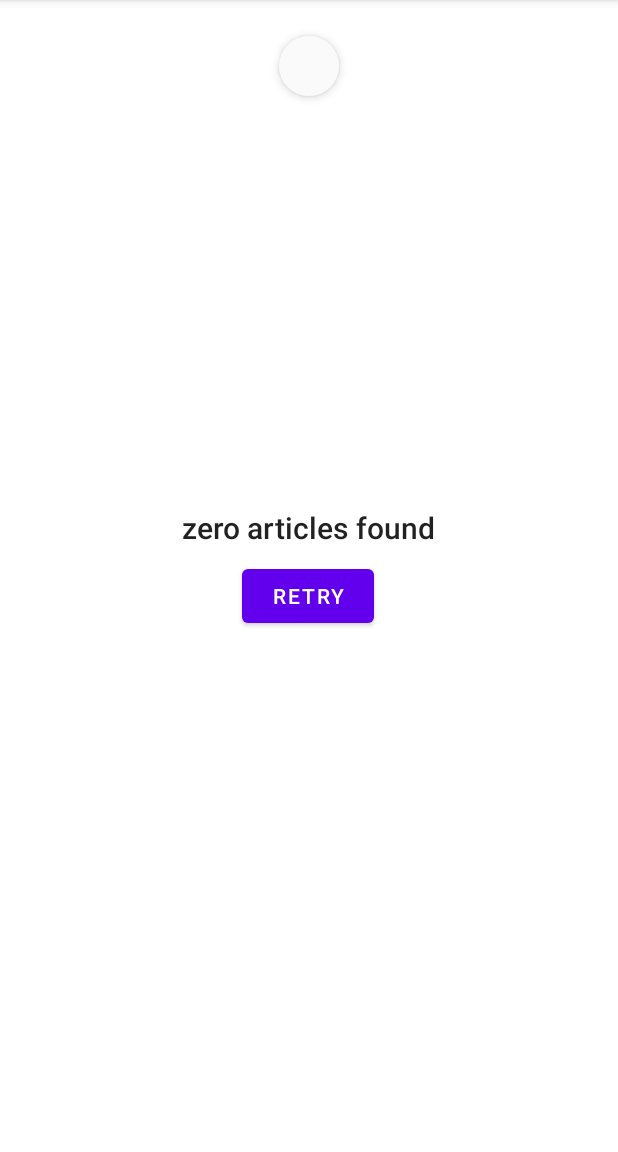
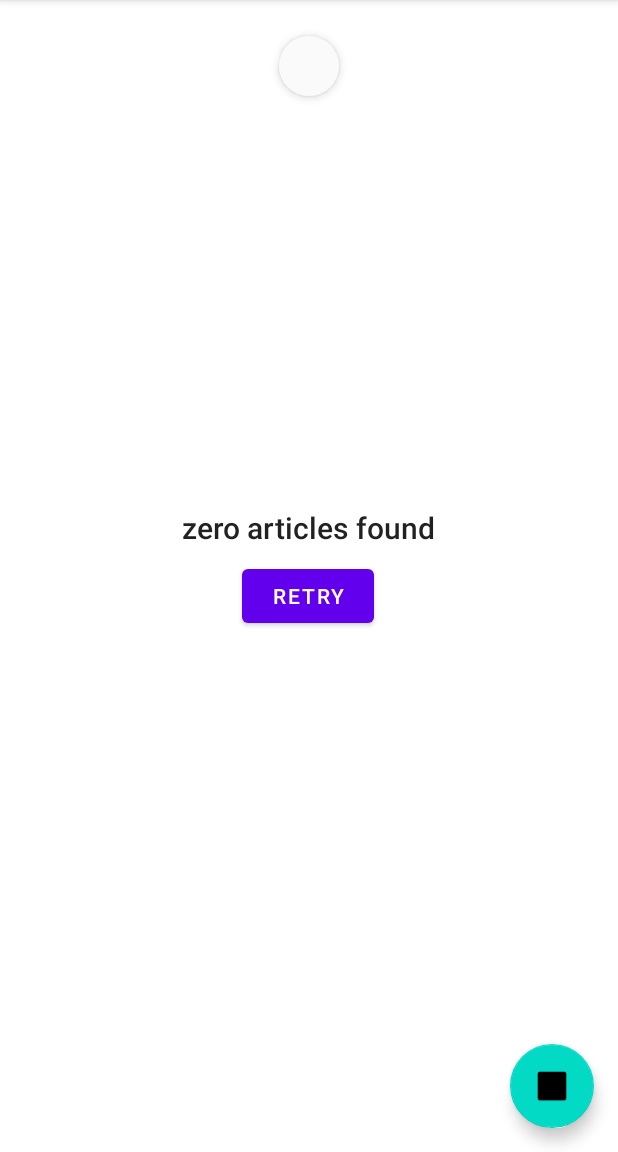
Before and after one commit to rami-lajmi/kotlin_training, an Android app: the screen it shows after launch (MainActivity), on a phone screen of 412 x 824 dp, the part 84-1236 px from its top. Run offline under Robolectric (Android 15) with nearby library versions, the phone set to English and light mode, and no system bars; our stand-ins replace Picasso, RxJava; libraries missing offline, so code that uses them is left out: com.jakewharton.retrofit2; pictures from the network do not load; 3 statements that could not run were skipped.

Commit message:
[UPDATE] : Floating button + AlertDialog

```diff
--- a/app/src/main/res/layout/activity_main.xml
+++ b/app/src/main/res/layout/activity_main.xml
@@ -46,4 +46,12 @@
             android:layout_margin="8dp"/>
     </LinearLayout>
 
+    <com.google.android.material.floatingactionbutton.FloatingActionButton
+        android:id="@+id/fab"
+        android:layout_width="wrap_content"
+        android:layout_height="wrap_content"
+        android:layout_gravity="end|bottom"
+        android:src="@drawable/ic_write_icon"
+        android:layout_margin="16dp" />
+
 </androidx.coordinatorlayout.widget.CoordinatorLayout>
```
Also changed, not shown: app/build.gradle (+4 -3 lines), app/src/main/java/com/example/todolist/MainActivity.kt (+20 -0 lines), app/src/main/res/layout/alert_dialog_add_news.xml (added, +20 -0 lines), app/src/main/res/drawable/ic_write_icon.png (added).
